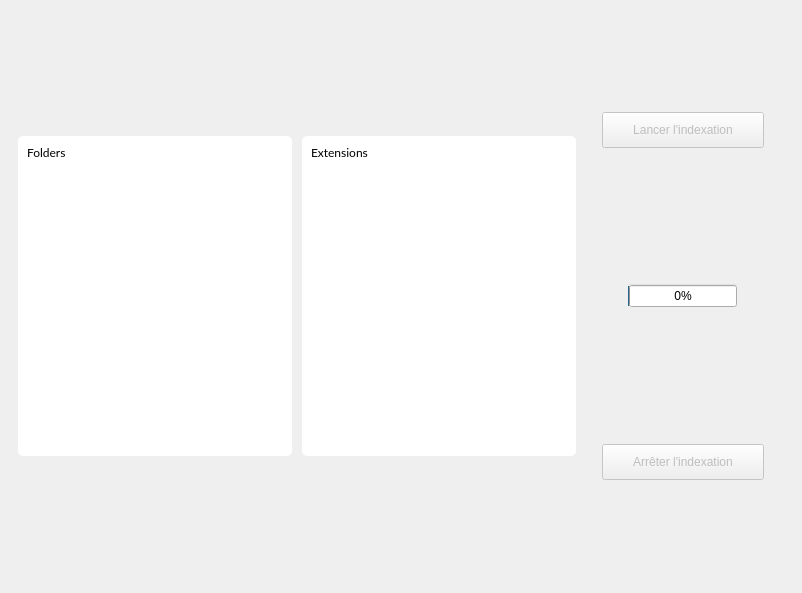
Qt form mainwindow.ui (Wishk6/Qt_Indexeur_cpp) before a commit.
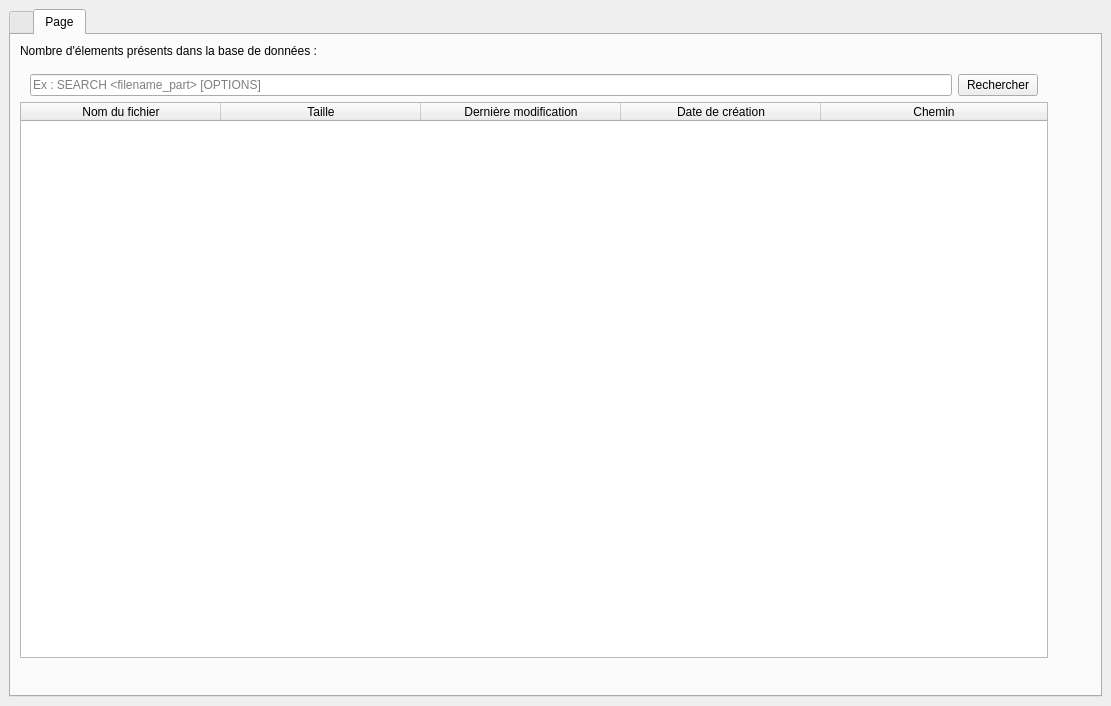
The same form after that commit.

Diff of the .ui file:
```diff
--- a/mainwindow.ui
+++ b/mainwindow.ui
@@ -6,17 +6,27 @@
    <rect>
     <x>0</x>
     <y>0</y>
-    <width>802</width>
-    <height>593</height>
+    <width>1111</width>
+    <height>706</height>
    </rect>
   </property>
   <property name="windowTitle">
    <string>MainWindow</string>
   </property>
   <widget class="QWidget" name="centralwidget">
-   <layout class="QVBoxLayout" name="verticalLayout_2">
+   <layout class="QHBoxLayout" name="horizontalLayout_8">
     <item>
-     <widget class="QWidget" name="widget" native="true">
+     <widget class="QTabWidget" name="indexationTabWidget">
+      <property name="currentIndex">
+       <number>1</number>
+      </property>
+      <property name="tabsClosable">
+       <bool>false</bool>
+      </property>
+      <widget class="QWidget" name="indexationTabWidgetPage1">
+       <attribute name="title">
+        <string/>
+       </attribute>
       <layout class="QHBoxLayout" name="horizontalLayout">
        <item>
         <layout class="QHBoxLayout" name="horizontalLayout_2">
@@ -24,7 +34,7 @@
           <number>10</number>
          </property>
          <property name="sizeConstraint">
-          <enum>QLayout::SetMinimumSize</enum>
+           <enum>QLayout::SetDefaultConstraint</enum>
          </property>
          <property name="leftMargin">
           <number>0</number>
@@ -102,7 +112,7 @@
        <item>
         <layout class="QVBoxLayout" name="buttonLayout">
          <property name="sizeConstraint">
-          <enum>QLayout::SetFixedSize</enum>
+           <enum>QLayout::SetDefaultConstraint</enum>
          </property>
          <property name="leftMargin">
           <number>10</number>
@@ -113,7 +123,7 @@
          <item>
           <widget class="QPushButton" name="startBtn">
            <property name="enabled">
-            <bool>false</bool>
+             <bool>true</bool>
            </property>
            <property name="cursor">
             <cursorShape>PointingHandCursor</cursorShape>
@@ -122,7 +132,7 @@
             <bool>false</bool>
            </property>
            <property name="styleSheet">
-            <string notr="true">margin:10px;padding:10px;</string>
+             <string notr="true">margin:10px;padding:10px;max-width:300px</string>
            </property>
            <property name="text">
             <string>Lancer l'indexation</string>
@@ -131,8 +141,11 @@
          </item>
          <item>
           <widget class="QProgressBar" name="progressBar">
+            <property name="enabled">
+             <bool>true</bool>
+            </property>
            <property name="styleSheet">
-            <string notr="true">margin:auto</string>
+             <string notr="true">margin:auto;max-width:300px</string>
            </property>
            <property name="value">
             <number>0</number>
@@ -157,7 +170,7 @@
             <bool>false</bool>
            </property>
            <property name="styleSheet">
-            <string notr="true">margin:10px;padding:10px;</string>
+             <string notr="true">margin:10px;padding:10px;max-width:300px</string>
            </property>
            <property name="text">
             <string>Arrêter l'indexation</string>
@@ -167,6 +180,144 @@
         </layout>
        </item>
       </layout>
+      </widget>
+      <widget class="QWidget" name="indexationTabWidgetPage2">
+       <property name="enabled">
+        <bool>true</bool>
+       </property>
+       <property name="maximumSize">
+        <size>
+         <width>1046</width>
+         <height>632</height>
+        </size>
+       </property>
+       <attribute name="title">
+        <string>Page</string>
+       </attribute>
+       <layout class="QHBoxLayout" name="horizontalLayout_9">
+        <item>
+         <layout class="QVBoxLayout" name="verticalLayout_7">
+          <item>
+           <layout class="QHBoxLayout" name="horizontalLayout_3">
+            <item>
+             <widget class="QLabel" name="label">
+              <property name="text">
+               <string>Nombre d'élements présents dans la base de données : </string>
+              </property>
+             </widget>
+            </item>
+            <item>
+             <widget class="QLabel" name="dbCount">
+              <property name="text">
+               <string/>
+              </property>
+             </widget>
+            </item>
+           </layout>
+          </item>
+          <item>
+           <layout class="QHBoxLayout" name="horizontalLayout_4">
+            <property name="leftMargin">
+             <number>10</number>
+            </property>
+            <property name="topMargin">
+             <number>10</number>
+            </property>
+            <property name="rightMargin">
+             <number>10</number>
+            </property>
+            <item>
+             <widget class="QLineEdit" name="searchInput">
+              <property name="placeholderText">
+               <string>Ex : SEARCH &lt;filename_part&gt; [OPTIONS]</string>
+              </property>
+              <property name="clearButtonEnabled">
+               <bool>true</bool>
+              </property>
+             </widget>
+            </item>
+            <item>
+             <widget class="QPushButton" name="pushButton">
+              <property name="text">
+               <string>Rechercher</string>
+              </property>
+             </widget>
+            </item>
+           </layout>
+          </item>
+          <item>
+           <layout class="QVBoxLayout" name="verticalLayout_2">
+            <property name="spacing">
+             <number>10</number>
+            </property>
+            <property name="sizeConstraint">
+             <enum>QLayout::SetDefaultConstraint</enum>
+            </property>
+            <item>
+             <widget class="QTableWidget" name="tableWidget">
+              <property name="alternatingRowColors">
+               <bool>false</bool>
+              </property>
+              <property name="columnCount">
+               <number>5</number>
+              </property>
+              <attribute name="horizontalHeaderCascadingSectionResizes">
+               <bool>true</bool>
+              </attribute>
+              <attribute name="horizontalHeaderMinimumSectionSize">
+               <number>200</number>
+              </attribute>
+              <attribute name="horizontalHeaderShowSortIndicator" stdset="0">
+               <bool>true</bool>
+              </attribute>
+              <attribute name="horizontalHeaderStretchLastSection">
+               <bool>true</bool>
+              </attribute>
+              <attribute name="verticalHeaderCascadingSectionResizes">
+               <bool>false</bool>
+              </attribute>
+              <attribute name="verticalHeaderMinimumSectionSize">
+               <number>28</number>
+              </attribute>
+              <attribute name="verticalHeaderDefaultSectionSize">
+               <number>37</number>
+              </attribute>
+              <attribute name="verticalHeaderStretchLastSection">
+               <bool>true</bool>
+              </attribute>
+              <column>
+               <property name="text">
+                <string>Nom du fichier</string>
+               </property>
+              </column>
+              <column>
+               <property name="text">
+                <string>Taille</string>
+               </property>
+              </column>
+              <column>
+               <property name="text">
+                <string>Dernière modification</string>
+               </property>
+              </column>
+              <column>
+               <property name="text">
+                <string>Date de création</string>
+               </property>
+              </column>
+              <column>
+               <property name="text">
+                <string>Chemin</string>
+               </property>
+              </column>
+             </widget>
+            </item>
+           </layout>
+          </item>
+         </layout>
+        </item>
+       </layout>
+      </widget>
      </widget>
     </item>
    </layout>
```
Lines whose indentation alone changed are shown as unchanged.
